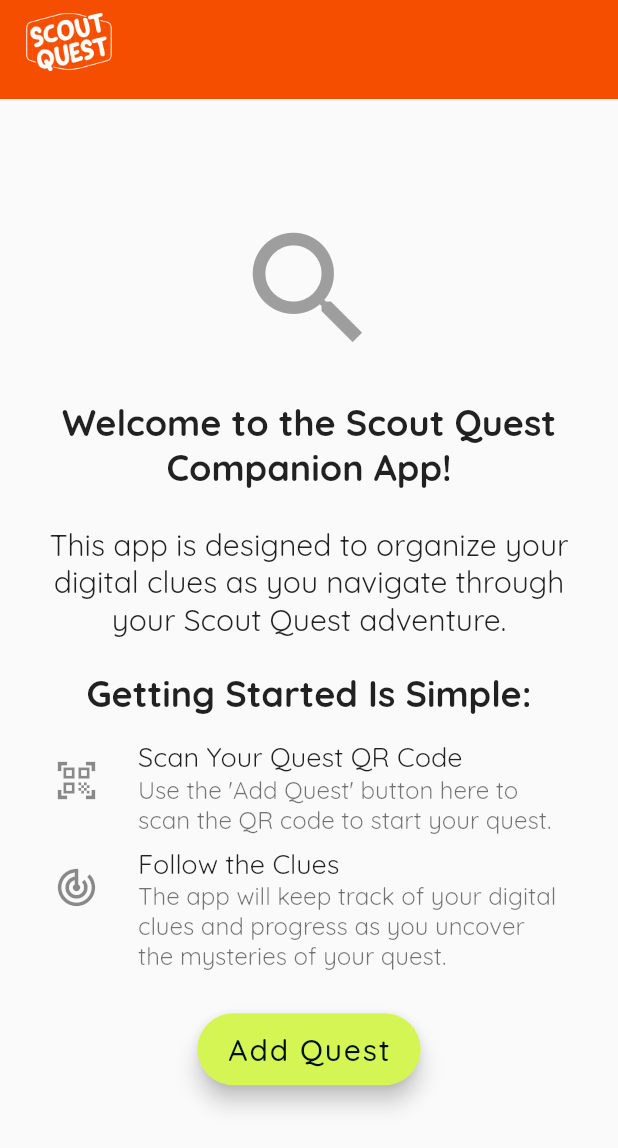
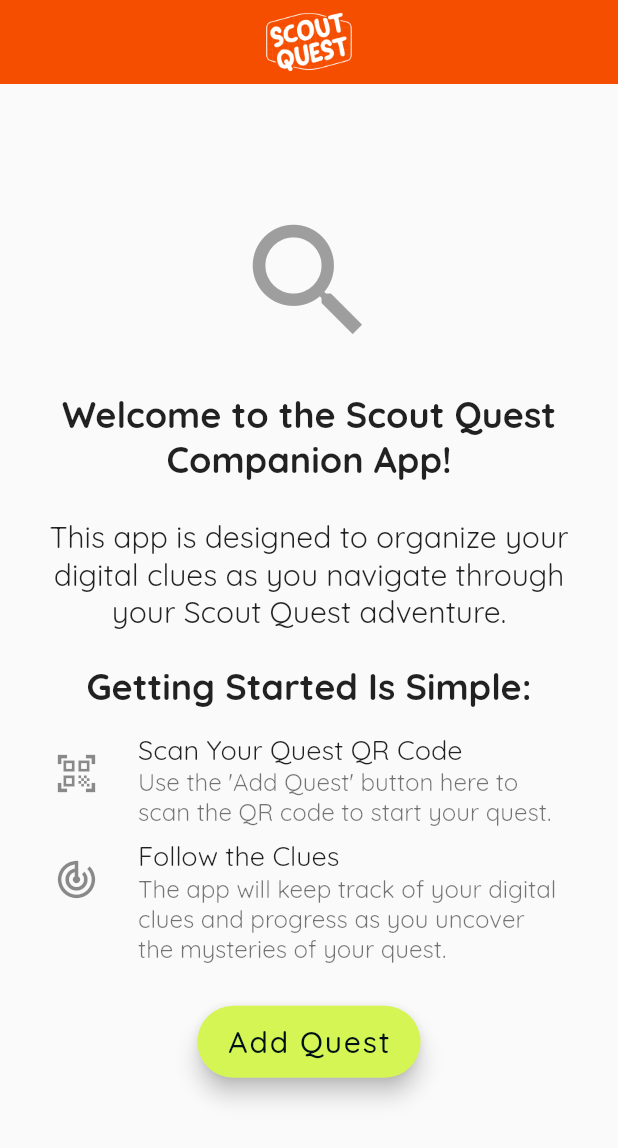
Before and after one commit to marisajackson/scoutquest, a Flutter app: the screen it shows after launch, on a phone screen of 412 x 824 dp. Shown: the top 1148 px of the screen. Run offline on Flutter 3.47's test engine with Material 3 defaults, Android fonts, the phone set to English and light mode, and no system bars; our stand-ins replace audioplayers, cloud_firestore, firebase_core, flutter_html, fluttertoast, shared_preferences; missing offline and left inert: mobile_scanner; accounts and stored records are empty; network calls fail.

Commit message:
Timer / App Bar updates

```diff
--- a/lib/app/widgets/app_bar_manager.dart
+++ b/lib/app/widgets/app_bar_manager.dart
@@ -1,4 +1,5 @@
 import 'package:flutter/material.dart';
+import 'package:scoutquest/utils/constants.dart';
 
 class AppBarManager extends StatelessWidget implements PreferredSizeWidget {
   final AppBar appBar;
@@ -6,26 +7,99 @@
     super.key,
     this.actions = const [],
     this.hasBackButton = false,
+    this.questName,
     this.backButtonOnPressed,
+    this.timer,
     required this.appBar,
   });
 
   final List<Widget>? actions;
   final bool hasBackButton;
+  final String? questName;
   final VoidCallback? backButtonOnPressed;
+  final String? timer;
 
   @override
   Widget build(BuildContext context) {
     return AppBar(
-      automaticallyImplyLeading: false, // removes shadow
-      elevation: 0, // Removes shadow
+      automaticallyImplyLeading: false,
+      elevation: 0,
       leading:
           hasBackButton ? BackButton(onPressed: backButtonOnPressed) : null,
-      title: Image.asset("assets/brand/logos/logo-white.png", height: 60),
-      actions: actions,
+      title: Row(
+        mainAxisAlignment: MainAxisAlignment.center,
+        children: [
+          // Logo
+          SizedBox(
+            height: 60,
+            child: Image.asset(
+              "assets/brand/logos/logo-white.png",
+              fit: BoxFit.contain,
+            ),
+          ),
+        ],
+      ),
+      actions: [
+        // Timer display
+        if (timer != null)
+          Container(
+            padding: const EdgeInsets.symmetric(horizontal: 12, vertical: 8),
+            margin: const EdgeInsets.only(right: 8),
+            child: Row(
+              mainAxisSize: MainAxisSize.min,
+              children: [
+                const Icon(
+                  Icons.timer_outlined,
+                  color: Colors.white,
+                  size: 18,
+                ),
+                const SizedBox(width: 4),
+                Text(
+                  timer!,
+                  style: const TextStyle(
+                    color: Colors.white,
+                    fontSize: 16,
+                    fontWeight: FontWeight.w600,
+                  ),
+                ),
+              ],
+            ),
+          ),
+        ...?actions,
+      ],
+      bottom: questName != null
+          ? PreferredSize(
+              preferredSize: const Size.fromHeight(50),
+              child: Container(
+                padding: const EdgeInsets.symmetric(
+                    horizontal: 16.0, vertical: 12.0),
+                width: double.infinity,
+                alignment: Alignment.center,
+                decoration: BoxDecoration(
+                  color: Colors.white.withValues(alpha: 0.15),
+                  border: Border(
+                    top: BorderSide(
+                      color: Colors.white.withValues(alpha: 0.2),
+                      width: 1,
+                    ),
+                  ),
+                ),
+                child: Text(
+                  questName!,
+                  style: const TextStyle(
+                    fontSize: 20.0,
+                    color: Colors.white,
+                    fontWeight: FontWeight.w600,
+                  ),
+                ),
+              ),
+            )
+          : PreferredSize(
+              preferredSize: const Size.fromHeight(0), child: Container()),
     );
   }
 
   @override
-  Size get preferredSize => Size.fromHeight(appBar.preferredSize.height + 10);
+  Size get preferredSize => Size.fromHeight(
+      appBar.preferredSize.height + (questName != null ? 50 : 0));
 }
```
Also changed, not shown: lib/app/screens/clues/clue_detail_screen.dart (+39 -14 lines), lib/app/screens/clues/clues_screen.dart (+40 -16 lines).
